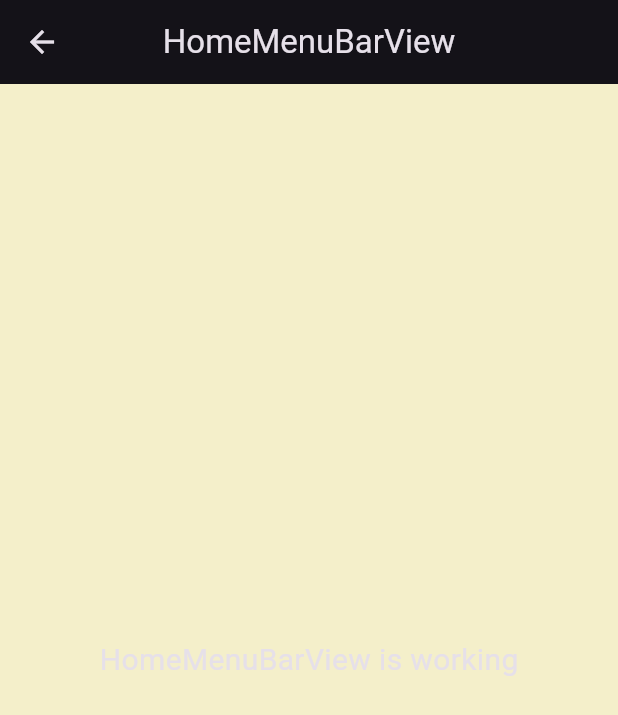
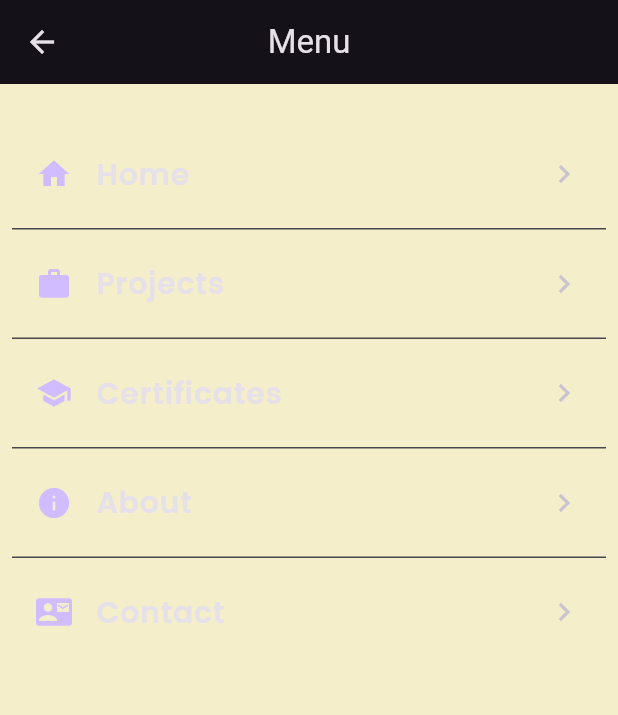
Before and after one commit to amankrmj01/amankrmj_portfolio, a Flutter app: the HomeMenuBarView screen opened directly, on a phone screen of 412 x 824 dp. Shown: the top 715 px of the screen. Run offline on Flutter 3.47's test engine with Material 3 defaults, Android fonts, the phone set to English and light mode, and no system bars; our stand-ins replace animated_text_kit, cached_network_image, flutter_svg, get, rive, timelines_plus and 1 more; missing offline and left inert: atlas_icons, aura_box, mesh_gradient, pretty_animated_text; network calls fail.

Commit message:
updated the ui

```diff
--- a/lib/presentation/home/views/home_menu_bar_view.dart
+++ b/lib/presentation/home/views/home_menu_bar_view.dart
@@ -4,19 +4,60 @@ import 'package:get/get.dart';
 
 class HomeMenuBarView extends GetView {
   const HomeMenuBarView({super.key});
+
   @override
   Widget build(BuildContext context) {
+    // Example menu items, you can replace with your actual menu data
+    final List<_MenuItem> menuItems = [
+      _MenuItem(icon: Icons.home, label: 'Home', onTap: () {}),
+      _MenuItem(icon: Icons.work, label: 'Projects', onTap: () {}),
+      _MenuItem(icon: Icons.school, label: 'Certificates', onTap: () {}),
+      _MenuItem(icon: Icons.info, label: 'About', onTap: () {}),
+      _MenuItem(icon: Icons.contact_mail, label: 'Contact', onTap: () {}),
+    ];
+
     return Scaffold(
-      appBar: AppBar(
-        title: const Text('HomeMenuBarView'),
-        centerTitle: true,
-      ),
-      body: const Center(
-        child: Text(
-          'HomeMenuBarView is working',
-          style: TextStyle(fontSize: 20),
-        ),
+      appBar: AppBar(title: const Text('Menu'), centerTitle: true),
+      body: ListView.separated(
+        padding: const EdgeInsets.symmetric(vertical: 24, horizontal: 8),
+        itemCount: menuItems.length,
+        separatorBuilder: (context, index) => const Divider(height: 1),
+        itemBuilder: (context, index) {
+          final item = menuItems[index];
+          return ListTile(
+            leading: Icon(
+              item.icon,
+              color: Theme.of(context).colorScheme.primary,
+            ),
+            title: Text(
+              item.label,
+              style: const TextStyle(
+                fontSize: 20,
+                fontFamily: 'Poppins',
+                fontWeight: FontWeight.w600,
+              ),
+            ),
+            onTap: item.onTap,
+            trailing: const Icon(Icons.chevron_right),
+            contentPadding: const EdgeInsets.symmetric(
+              vertical: 8,
+              horizontal: 16,
+            ),
+            shape: RoundedRectangleBorder(
+              borderRadius: BorderRadius.circular(12),
+            ),
+            hoverColor: Colors.grey.withAlpha((0.1 * 255).toInt()),
+          );
+        },
       ),
     );
   }
 }
+
+class _MenuItem {
+  final IconData icon;
+  final String label;
+  final VoidCallback onTap;
+
+  _MenuItem({required this.icon, required this.label, required this.onTap});
+}
--- a/lib/presentation/home/widgets/code.block.dart
+++ b/lib/presentation/home/widgets/code.block.dart
@@ -61,7 +61,9 @@ class Editor extends StatelessWidget {
 
   @override
   Widget build(BuildContext context) {
-    return Container(
+    return FittedBox(
+      fit: BoxFit.scaleDown,
+      child: Container(
         width: 400,
         height: 250,
         decoration: BoxDecoration(
@@ -126,6 +128,7 @@ class Editor extends StatelessWidget {
                   ),
                 ],
               ),
+      ),
     );
   }
 }
--- a/lib/widgets/k.card.dart
+++ b/lib/widgets/k.card.dart
@@ -111,10 +111,7 @@ class _KCardState extends State<KCard> {
                 child: Column(
                   crossAxisAlignment: CrossAxisAlignment.center,
                   children: [
-                    SizedBox(
-                      height: widget.height,
-                      child: KImage(info: widget.info),
-                    ),
+                    SizedBox(height: 380, child: KImage(info: widget.info)),
                     Padding(
                       padding: const EdgeInsets.all(16.0),
                       child: Column(
```
Also changed, not shown: lib/presentation/certificate/views/all_certificates_view.dart (+73 -35 lines), lib/presentation/works/views/all_wroks_view.dart (+15 -67 lines), lib/widgets/k.infinite.scroll.image.dart (+13 -1 lines). Lines whose indentation alone changed are shown as unchanged.
